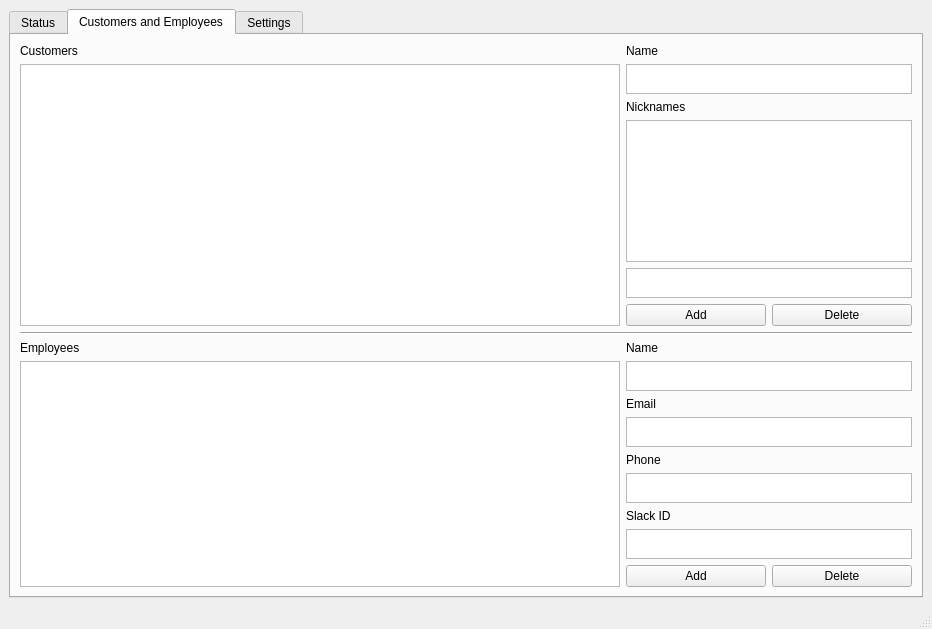
First picture: the form in client/ui/main_window.ui, repository Harrell18W/schedule-keeper, before the edit.
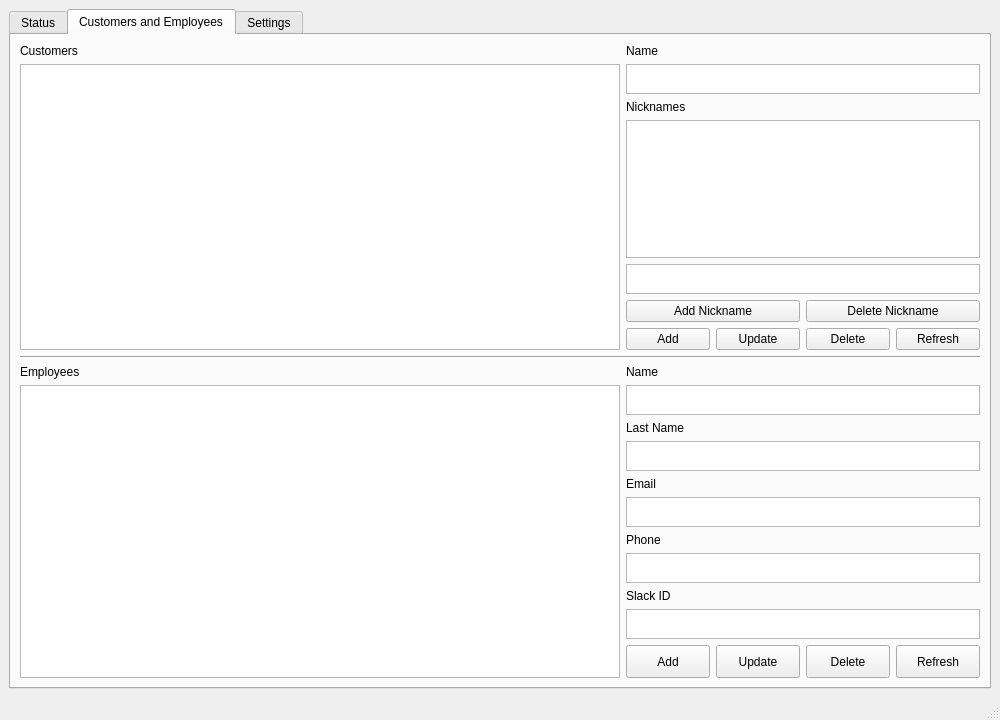
Second picture: the form after the edit.

Patch:
```diff
--- a/client/ui/main_window.ui
+++ b/client/ui/main_window.ui
@@ -6,8 +6,8 @@
    <rect>
     <x>0</x>
     <y>0</y>
-    <width>932</width>
-    <height>629</height>
+    <width>1000</width>
+    <height>720</height>
    </rect>
   </property>
   <property name="sizePolicy">
@@ -18,8 +18,8 @@
   </property>
   <property name="minimumSize">
    <size>
-    <width>800</width>
-    <height>500</height>
+    <width>1000</width>
+    <height>720</height>
    </size>
   </property>
   <property name="maximumSize">
@@ -127,7 +127,7 @@
              <widget class="QTextEdit" name="customers_name_textedit">
               <property name="maximumSize">
                <size>
-                <width>16777215</width>
+                <width>356</width>
                 <height>30</height>
                </size>
               </property>
@@ -141,34 +141,109 @@
              </widget>
             </item>
             <item>
-             <widget class="QListView" name="customers_nicknames_listview"/>
+             <widget class="QListView" name="customers_nicknames_listview">
+              <property name="maximumSize">
+               <size>
+                <width>356</width>
+                <height>16777215</height>
+               </size>
+              </property>
+             </widget>
             </item>
             <item>
              <widget class="QTextEdit" name="customers_nicknames_textedit">
               <property name="maximumSize">
                <size>
-                <width>16777215</width>
+                <width>356</width>
                 <height>30</height>
                </size>
               </property>
              </widget>
             </item>
+            <item>
+             <layout class="QHBoxLayout" name="nickname_pushbuttons">
+              <item>
+               <widget class="QPushButton" name="nickname_add_pushbutton">
+                <property name="maximumSize">
+                 <size>
+                  <width>174</width>
+                  <height>16777215</height>
+                 </size>
+                </property>
+                <property name="text">
+                 <string>Add Nickname</string>
+                </property>
+               </widget>
+              </item>
+              <item>
+               <widget class="QPushButton" name="nickname_delete_pushbutton">
+                <property name="maximumSize">
+                 <size>
+                  <width>174</width>
+                  <height>16777215</height>
+                 </size>
+                </property>
+                <property name="text">
+                 <string>Delete Nickname</string>
+                </property>
+               </widget>
+              </item>
+             </layout>
+            </item>
             <item>
              <layout class="QHBoxLayout" name="customers_pushbuttons">
               <item>
                <widget class="QPushButton" name="customers_add_pushbutton">
+                <property name="maximumSize">
+                 <size>
+                  <width>84</width>
+                  <height>16777215</height>
+                 </size>
+                </property>
                 <property name="text">
                  <string>Add</string>
                 </property>
                </widget>
               </item>
+              <item>
+               <widget class="QPushButton" name="customer_update_pushbutton">
+                <property name="maximumSize">
+                 <size>
+                  <width>84</width>
+                  <height>16777215</height>
+                 </size>
+                </property>
+                <property name="text">
+                 <string>Update</string>
+                </property>
+               </widget>
+              </item>
               <item>
                <widget class="QPushButton" name="customers_delete_pushbutton">
+                <property name="maximumSize">
+                 <size>
+                  <width>84</width>
+                  <height>16777215</height>
+                 </size>
+                </property>
                 <property name="text">
                  <string>Delete</string>
                 </property>
                </widget>
               </item>
+              <item>
+               <widget class="QPushButton" name="customers_refresh_pushbutton">
+                <property name="maximumSize">
+                 <size>
+                  <width>84</width>
+                  <height>16777215</height>
+                 </size>
+                </property>
+                <property name="text">
+                 <string>Refresh</string>
+                </property>
+               </widget>
+              </item>
              </layout>
             </item>
            </layout>
@@ -194,7 +269,7 @@
              </widget>
             </item>
             <item>
-             <widget class="QTableView" name="employees_tableview">
+             <widget class="QTableWidget" name="employees_tablewidget">
               <property name="minimumSize">
                <size>
                 <width>600</width>
@@ -216,9 +291,38 @@
             </item>
             <item>
              <widget class="QTextEdit" name="employees_name_textedit">
+              <property name="minimumSize">
+               <size>
+                <width>0</width>
+                <height>30</height>
+               </size>
+              </property>
               <property name="maximumSize">
                <size>
-                <width>16777215</width>
+                <width>356</width>
+                <height>30</height>
+               </size>
+              </property>
+             </widget>
+            </item>
+            <item>
+             <widget class="QLabel" name="label">
+              <property name="text">
+               <string>Last Name</string>
+              </property>
+             </widget>
+            </item>
+            <item>
+             <widget class="QTextEdit" name="textEdit">
+              <property name="minimumSize">
+               <size>
+                <width>0</width>
+                <height>30</height>
+               </size>
+              </property>
+              <property name="maximumSize">
+               <size>
+                <width>356</width>
                 <height>30</height>
                </size>
               </property>
@@ -233,9 +337,15 @@
             </item>
             <item>
              <widget class="QTextEdit" name="employees_email_textedit">
+              <property name="minimumSize">
+               <size>
+                <width>0</width>
+                <height>30</height>
+               </size>
+              </property>
               <property name="maximumSize">
                <size>
-                <width>16777215</width>
+                <width>356</width>
                 <height>30</height>
                </size>
               </property>
@@ -250,9 +360,15 @@
             </item>
             <item>
              <widget class="QTextEdit" name="employees_phone_textedit">
+              <property name="minimumSize">
+               <size>
+                <width>0</width>
+                <height>30</height>
+               </size>
+              </property>
               <property name="maximumSize">
                <size>
-                <width>16777215</width>
+                <width>356</width>
                 <height>30</height>
                </size>
               </property>
@@ -267,9 +383,15 @@
             </item>
             <item>
              <widget class="QTextEdit" name="employees_slackid_textedit">
+              <property name="minimumSize">
+               <size>
+                <width>0</width>
+                <height>30</height>
+               </size>
+              </property>
               <property name="maximumSize">
                <size>
-                <width>16777215</width>
+                <width>356</width>
                 <height>30</height>
                </size>
               </property>
@@ -279,18 +401,80 @@
              <layout class="QHBoxLayout" name="employees_pushbuttons">
               <item>
                <widget class="QPushButton" name="employees_add_pushbutton">
+                <property name="minimumSize">
+                 <size>
+                  <width>0</width>
+                  <height>33</height>
+                 </size>
+                </property>
+                <property name="maximumSize">
+                 <size>
+                  <width>84</width>
+                  <height>16777215</height>
+                 </size>
+                </property>
                 <property name="text">
                  <string>Add</string>
                 </property>
                </widget>
               </item>
+              <item>
+               <widget class="QPushButton" name="employees_update_pushbutton">
+                <property name="minimumSize">
+                 <size>
+                  <width>0</width>
+                  <height>33</height>
+                 </size>
+                </property>
+                <property name="maximumSize">
+                 <size>
+                  <width>84</width>
+                  <height>16777215</height>
+                 </size>
+                </property>
+                <property name="text">
+                 <string>Update</string>
+                </property>
+               </widget>
+              </item>
               <item>
                <widget class="QPushButton" name="employees_delete_pushbutton">
+                <property name="minimumSize">
+                 <size>
+                  <width>0</width>
+                  <height>33</height>
+                 </size>
+                </property>
+                <property name="maximumSize">
+                 <size>
+                  <width>84</width>
+                  <height>16777215</height>
+                 </size>
+                </property>
                 <property name="text">
                  <string>Delete</string>
                 </property>
                </widget>
               </item>
+              <item>
+               <widget class="QPushButton" name="employees_refresh_pushbutton">
+                <property name="minimumSize">
+                 <size>
+                  <width>0</width>
+                  <height>33</height>
+                 </size>
+                </property>
+                <property name="maximumSize">
+                 <size>
+                  <width>84</width>
+                  <height>16777215</height>
+                 </size>
+                </property>
+                <property name="text">
+                 <string>Refresh</string>
+                </property>
+               </widget>
+              </item>
              </layout>
             </item>
            </layout>
```
Left out of the diff: 4 changed lines with no effect on the pictures.
